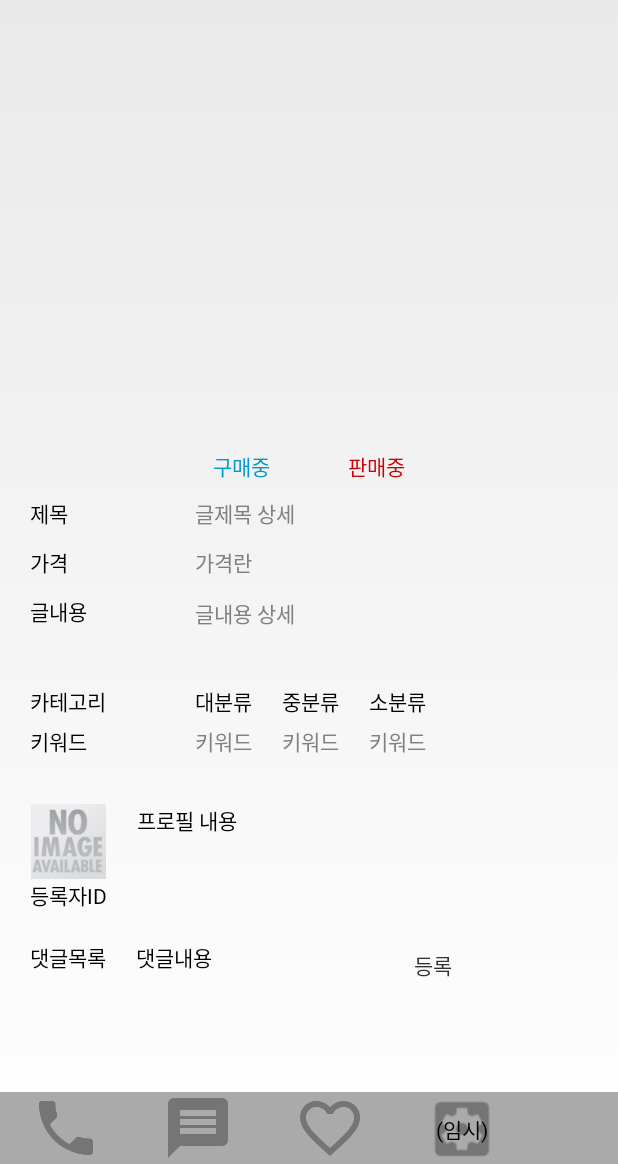
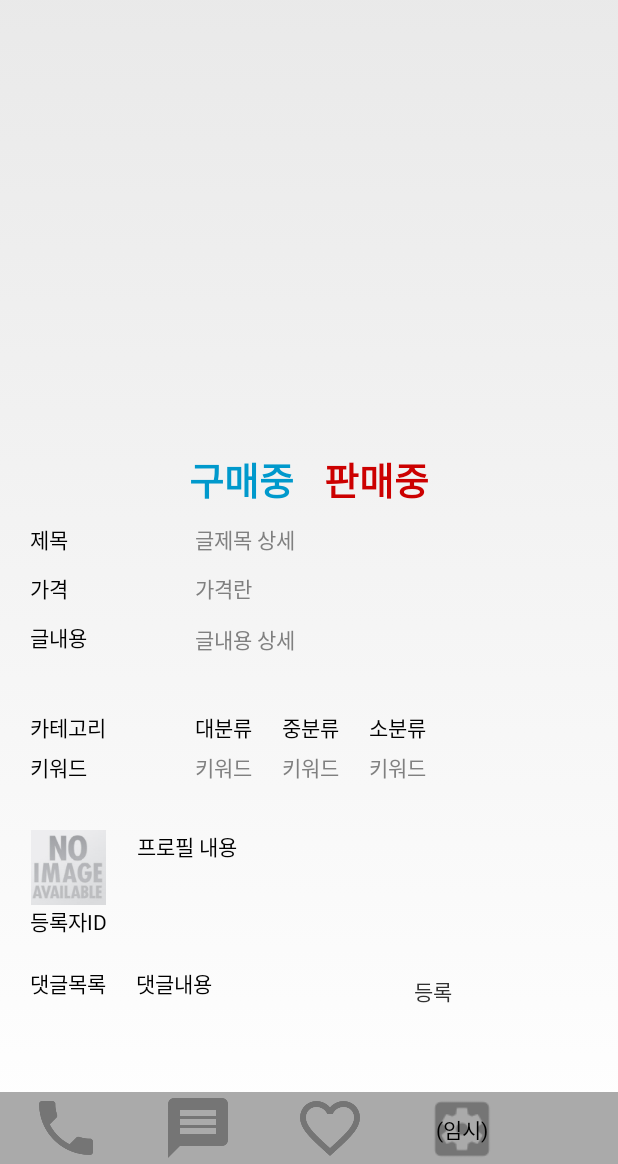
Before and after one commit to Ganco/KNU_Market, an Android app: the PostActivity screen opened directly, with no data from a screen before it, on a phone screen of 412 x 824 dp, the part 72-1236 px from its top. Run offline under Robolectric (Android 15) with nearby library versions, the phone set to English and light mode, and no system bars; 1 statement that could not run was skipped.

Commit message:
상품 정보 화면 판매/구매 글자 크기 변경

```diff
--- a/app/src/main/AndroidManifest.xml
+++ b/app/src/main/AndroidManifest.xml
@@ -31,7 +31,6 @@
             android:theme="@android:style/Theme.NoTitleBar" >
             <intent-filter>
                 <action android:name="android.intent.action.MAIN" />
-
                 <category android:name="android.intent.category.LAUNCHER" />
             </intent-filter>
         </activity>
--- a/app/src/main/java/com/harold/knumarket/Activity/PostActivity.java
+++ b/app/src/main/java/com/harold/knumarket/Activity/PostActivity.java
@@ -256,9 +256,11 @@ public class PostActivity extends Activity {
             TextView p_text2 = (TextView) findViewById(R.id.ItemText02);
             if(json.getString("product_state").equals("Sell")){
                 p_text1.setTextColor(Color.parseColor("#82979797"));
+                p_text1.setTextSize(15);
             }
             else{
                 p_text2.setTextColor(Color.parseColor("#82979797"));
+                p_text2.setTextSize(15);
             }
 
             String categoryID = json.getString("category_id");
--- a/app/src/main/res/layout/activity_post.xml
+++ b/app/src/main/res/layout/activity_post.xml
@@ -92,19 +92,21 @@
                             android:layout_width="90dp"
                             android:layout_height="match_parent"
                             android:text="구매중"
-                            android:textSize="14sp"
+                            android:textSize="25sp"
                             android:textColor="@android:color/holo_blue_dark"
                             android:id="@+id/ItemText01"
-                            android:gravity="center"/>
+                            android:gravity="center"
+                            android:textStyle="bold" />
 
                         <TextView
                             android:layout_width="90dp"
                             android:layout_height="match_parent"
                             android:text="판매중"
-                            android:textSize="14sp"
+                            android:textSize="25sp"
                             android:textColor="@android:color/holo_red_dark"
                             android:id="@+id/ItemText02"
-                            android:gravity="center"/>
+                            android:gravity="center"
+                            android:textStyle="bold" />
                     </LinearLayout>
 
 
@@ -353,10 +355,6 @@
 
                     </LinearLayout>
 
-                    <ListView
-                        android:layout_width="match_parent"
-                        android:layout_height="200dp"
-                        android:id="@+id/commentList"/>
                 </LinearLayout>
 
             </LinearLayout>
```
